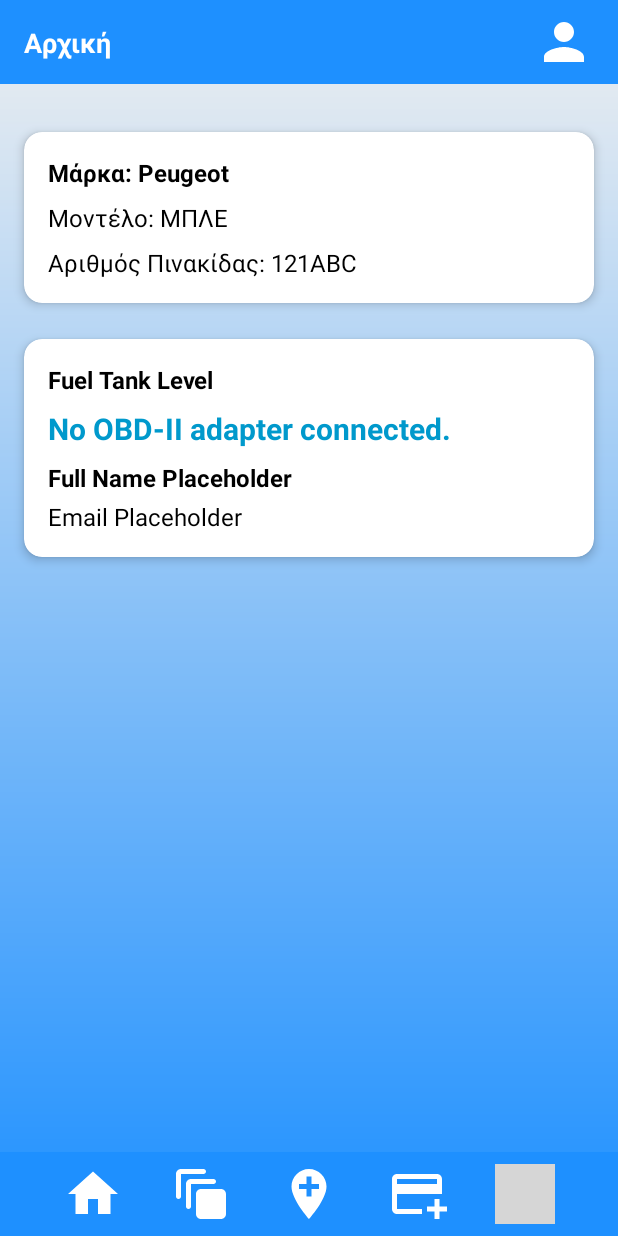
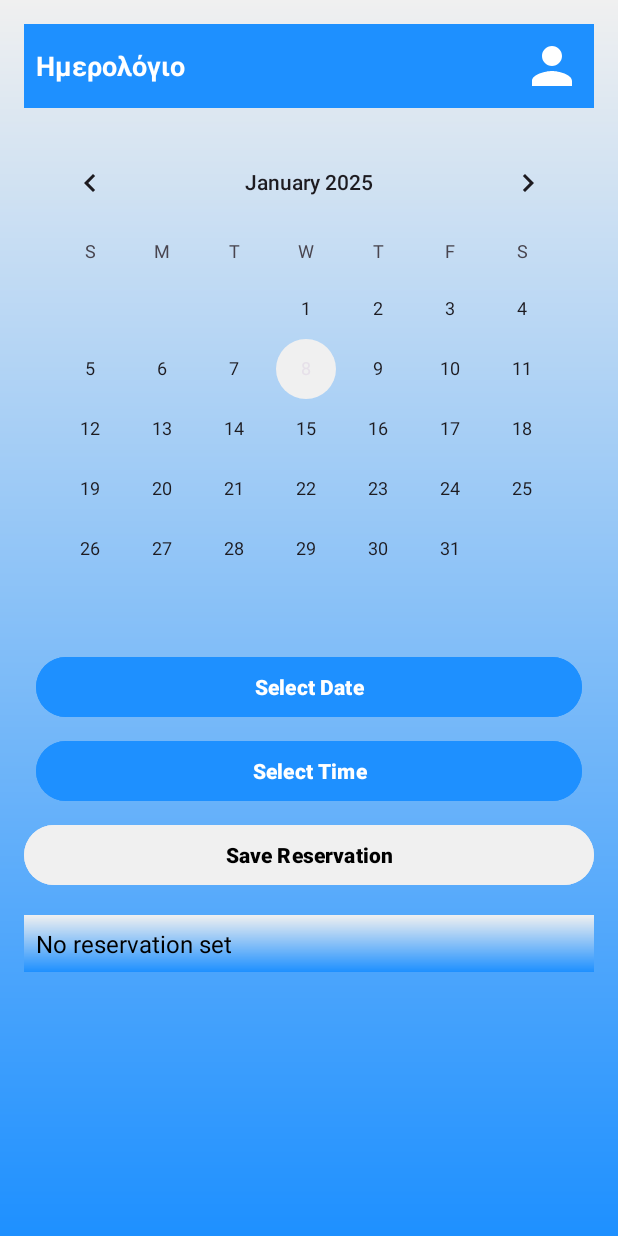
Before and after one commit to gintisprime/Car-In-Common, an Android app: the MainMenuActivity screen opened directly, with no data from a screen before it, after a tap on "Calendar", on a phone screen of 412 x 824 dp. Run offline under Robolectric (Android 15) with nearby library versions, the light colour scheme and no system bars; our stand-ins replace Firebase (no records; nobody signed in at launch, a user with empty details on screens opened directly); libraries missing offline, so code that uses them is left out: com.github.pires.obd; 1 statement that could not run was skipped; grey boxes are pictures that could not be loaded.

Commit message:
New changes

```diff
--- /dev/null
+++ b/app/src/main/java/com/example/car_in_common_test2/CalendarActivity.java
@@ -0,0 +1,204 @@
+package com.example.car_in_common_test2;
+
+import android.app.DatePickerDialog;
+import android.app.TimePickerDialog;
+import android.os.Bundle;
+import android.util.Log;
+import android.widget.Button;
+import android.widget.CalendarView;
+import android.widget.TextView;
+import android.widget.Toast;
+
+import androidx.appcompat.app.AppCompatActivity;
+
+import com.google.firebase.database.DataSnapshot;
+import com.google.firebase.database.DatabaseError;
+import com.google.firebase.database.DatabaseReference;
+import com.google.firebase.database.FirebaseDatabase;
+import com.google.firebase.database.ValueEventListener;
+
+import java.util.ArrayList;
+import java.util.Calendar;
+
+public class CalendarActivity extends AppCompatActivity {
+    private FirebaseDatabase database;
+    private DatabaseReference myRef;
+    private CalendarView calendarView;
+    private Button saveReservationButton, selectDateButton, selectTimeButton;
+    private TextView reservationDetailsTextView;
+    private ArrayList<Reservation> reservationsList;
+
+    private String selectedDate = "";
+    private String startTime = "";
+    private String endTime = "";
+
+    @Override
+    protected void onCreate(Bundle savedInstanceState) {
+        super.onCreate(savedInstanceState);
+        setContentView(R.layout.activity_calendar);
+
+        try {
+            // Initialize Firebase
+            database = FirebaseDatabase.getInstance();
+            myRef = database.getReference("reservations");
+
+            // Initialize views
+            calendarView = findViewById(R.id.calendarView);
+            saveReservationButton = findViewById(R.id.saveReservationButton);
+            selectDateButton = findViewById(R.id.selectDateButton);
+            selectTimeButton = findViewById(R.id.selectTimeButton);
+            reservationDetailsTextView = findViewById(R.id.reservationDetailsTextView);
+
+            reservationsList = new ArrayList<>();
+
+            // Load all reservations from Firebase
+            loadReservations();
+
+            // Calendar date click listener
+            calendarView.setOnDateChangeListener((view, year, month, dayOfMonth) -> {
+                selectedDate = year + "-" + (month + 1) + "-" + dayOfMonth;
+                displayReservationsForDay(selectedDate);
+            });
+
+            // Save reservation button logic
+            saveReservationButton.setOnClickListener(v -> saveReservation());
+
+            // Select date button logic
+            selectDateButton.setOnClickListener(v -> showDatePickerDialog());
+
+            // Select time button logic
+            selectTimeButton.setOnClickListener(v -> showTimePickerDialog());
+
+        } catch (Exception e) {
+            Log.e("CalendarActivity", "Error during initialization", e);
+            Toast.makeText(this, "Error occurred during initialization", Toast.LENGTH_SHORT).show();
+        }
+    }
+
+    // Reservation model class
+    public class Reservation {
+        private String date;
+        private String startTime;
+        private String endTime;
+
+        public Reservation() {
+            // Default constructor required for calls to DataSnapshot.getValue(Reservation.class)
+        }
+
+        public Reservation(String date, String startTime, String endTime) {
+            this.date = date;
+            this.startTime = startTime;
+            this.endTime = endTime;
+        }
+
+        public String getDate() {
+            return date;
+        }
+
+        public String getStartTime() {
+            return startTime;
+        }
+
+        public String getEndTime() {
+            return endTime;
+        }
+    }
+
+    // Load all reservations from Firebase
+    private void loadReservations() {
+        try {
+            myRef.addListenerForSingleValueEvent(new ValueEventListener() {
+                @Override
+                public void onDataChange(DataSnapshot dataSnapshot) {
+                    reservationsList.clear();
+                    for (DataSnapshot snapshot : dataSnapshot.getChildren()) {
+                        Reservation reservation = snapshot.getValue(Reservation.class);
+                        reservationsList.add(reservation);
+                    }
+                }
+
+                @Override
+                public void onCancelled(DatabaseError error) {
+                    Log.e("Firebase", "Error loading reservations", error.toException());
+                }
+            });
+        } catch (Exception e) {
+            Log.e("Firebase", "Error loading reservations", e);
+        }
+    }
+
+    // Display reservations for a specific day
+    private void displayReservationsForDay(String date) {
+        StringBuilder details = new StringBuilder("Reservations for " + date + ":\n");
+        for (Reservation reservation : reservationsList) {
+            if (reservation.getDate().equals(date)) {
+                details.append(reservation.getStartTime())
+                        .append(" - ")
+                        .append(reservation.getEndTime())
+                        .append("\n");
+            }
+        }
+        reservationDetailsTextView.setText(details.toString());
+    }
+
+    // Save a reservation to Firebase
+    private void saveReservation() {
+        try {
+            if (selectedDate.isEmpty() || startTime.isEmpty() || endTime.isEmpty()) {
+                Toast.makeText(this, "Please select date and time.", Toast.LENGTH_SHORT).show();
+                return;
+            }
+
+            Reservation reservation = new Reservation(selectedDate, startTime, endTime);
+            myRef.push().setValue(reservation);
+            Toast.makeText(this, "Reservation saved!", Toast.LENGTH_SHORT).show();
+        } catch (Exception e) {
+            Log.e("SaveReservation", "Error saving reservation", e);
+            Toast.makeText(this, "Error saving reservation", Toast.LENGTH_SHORT).show();
+        }
+    }
+
+    // Show Date Picker Dialog
+    private void showDatePickerDialog() {
+        try {
+            final Calendar calendar = Calendar.getInstance();
+            int year = calendar.get(Calendar.YEAR);
+            int month = calendar.get(Calendar.MONTH);
+            int dayOfMonth = calendar.get(Calendar.DAY_OF_MONTH);
+
+            DatePickerDialog datePickerDialog = new DatePickerDialog(this, (view, selectedYear, selectedMonth, selectedDayOfMonth) -> {
+                selectedDate = selectedYear + "-" + (selectedMonth + 1) + "-" + selectedDayOfMonth;
+                selectDateButton.setText("Date: " + selectedDate); // Show selected date on button
+            }, year, month, dayOfMonth);
+
+            datePickerDialog.show();
+        } catch (Exception e) {
+            Log.e("DatePicker", "Error showing date picker", e);
+        }
+    }
+
+    // Show Time Picker Dialog
+    private void showTimePickerDialog() {
+        try {
+            final Calendar calendar = Calendar.getInstance();
+            int hour = calendar.get(Calendar.HOUR_OF_DAY);
+            int minute = calendar.get(Calendar.MINUTE);
+
+            TimePickerDialog timePickerDialog = new TimePickerDialog(this, (view, selectedHour, selectedMinute) -> {
+                // Set start time
+                if (startTime.isEmpty()) {
+                    startTime = String.format("%02d:%02d", selectedHour, selectedMinute);
+                    selectTimeButton.setText("Start Time: " + startTime); // Show selected start time
+                } else {
+                    // Set end time
+                    endTime = String.format("%02d:%02d", selectedHour, selectedMinute);
+                    selectTimeButton.setText("End Time: " + endTime); // Show selected end time
+                }
+            }, hour, minute, true);
+
+            timePickerDialog.show();
+        } catch (Exception e) {
+            Log.e("TimePicker", "Error showing time picker", e);
+        }
+    }
+}
--- a/app/src/main/java/com/example/car_in_common_test2/MainMenuActivity.java
+++ b/app/src/main/java/com/example/car_in_common_test2/MainMenuActivity.java
@@ -87,7 +87,7 @@ public class MainMenuActivity extends AppCompatActivity {
 
     private void setButtonListeners() {
         navHome.setOnClickListener(v -> Toast.makeText(this, "Home clicked", Toast.LENGTH_SHORT).show());
-        navCalendar.setOnClickListener(v -> Toast.makeText(this, "Calendar clicked", Toast.LENGTH_SHORT).show());
+        navCalendar.setOnClickListener(v -> startActivity(new Intent(MainMenuActivity.this, CalendarActivity.class)));
         navMaps.setOnClickListener(v -> startActivity(new Intent(MainMenuActivity.this, MapsActivity.class)));
         navTransactions.setOnClickListener(v -> startActivity(new Intent(MainMenuActivity.this, TransactionsActivity.class)));
         navChat.setOnClickListener(v -> startActivity(new Intent(MainMenuActivity.this, GroupChatActivity.class)));
@@ -174,7 +174,7 @@ public class MainMenuActivity extends AppCompatActivity {
 
 
     private void redirectToCarDetails() {
-        Toast.makeText(MainMenuActivity.this, "Please provide car details.", Toast.LENGTH_SHORT).show();
+        Toast.makeText(MainMenuActivity.this, "Συμπληρώστε τα στοιχεία του αυτοκινήτου.", Toast.LENGTH_SHORT).show();
         startActivity(new Intent(this, CarDetailsActivity.class));
         finish();
     }
@@ -195,7 +195,7 @@ public class MainMenuActivity extends AppCompatActivity {
         obdActivity.fetchFuelLevel(new ObdActivity.FuelLevelListener() {
             @Override
             public void onFuelLevelReceived(String fuelLevel) {
-                runOnUiThread(() -> fuelTankLevel.setText("Fuel Level: " + fuelLevel));
+                runOnUiThread(() -> fuelTankLevel.setText("Ποσοστό Βενζίνης: " + fuelLevel));
             }
 
             @Override
--- /dev/null
+++ b/app/src/main/res/layout/activity_calendar.xml
@@ -0,0 +1,113 @@
+<androidx.constraintlayout.widget.ConstraintLayout xmlns:android="http://schemas.android.com/apk/res/android"
+    android:layout_width="match_parent"
+    android:layout_height="match_parent"
+    xmlns:app="http://schemas.android.com/apk/res-auto"
+    android:padding="16dp"
+    android:background="@drawable/gradient_background">
+
+    <!-- App Bar -->
+    <LinearLayout
+        android:id="@+id/appBar"
+        android:layout_width="0dp"
+        android:layout_height="wrap_content"
+        android:orientation="horizontal"
+        android:padding="8dp"
+        android:background="@color/gradient_top"
+        app:layout_constraintTop_toTopOf="parent"
+        app:layout_constraintStart_toStartOf="parent"
+        app:layout_constraintEnd_toEndOf="parent">
+
+        <TextView
+            android:id="@+id/pageTitle"
+            android:layout_width="wrap_content"
+            android:layout_height="wrap_content"
+            android:text="Ημερολόγιο"
+            android:textColor="@android:color/white"
+            android:textSize="18sp"
+            android:textStyle="bold"
+            android:layout_gravity="center_vertical" />
+
+        <View
+            android:layout_width="0dp"
+            android:layout_height="match_parent"
+            android:layout_weight="1" />
+
+        <ImageView
+            android:id="@+id/accountIcon"
+            android:layout_width="40dp"
+            android:layout_height="40dp"
+            android:src="@drawable/ic_account_circle"
+            android:contentDescription="Account Icon"
+            app:tint="@android:color/white" />
+    </LinearLayout>
+
+    <!-- Calendar View -->
+    <android.widget.CalendarView
+        android:id="@+id/calendarView"
+        android:layout_width="match_parent"
+        android:layout_height="wrap_content"
+        android:layout_marginTop="16dp"
+        app:layout_constraintTop_toBottomOf="@id/appBar" />
+
+    <!-- Date and Time Selection Section -->
+    <LinearLayout
+        android:id="@+id/dateTimeSection"
+        android:layout_width="0dp"
+        android:layout_height="wrap_content"
+        android:orientation="vertical"
+        android:padding="8dp"
+        app:layout_constraintEnd_toEndOf="parent"
+        app:layout_constraintStart_toStartOf="parent"
+        app:layout_constraintTop_toBottomOf="@+id/calendarView">
+
+        <Button
+            android:id="@+id/selectDateButton"
+            android:layout_width="match_parent"
+            android:layout_height="wrap_content"
+            android:backgroundTint="@color/gradient_top"
+            android:text="Select Date"
+            android:textColor="@android:color/white"
+            android:textStyle="bold" />
+
+        <Button
+            android:id="@+id/selectTimeButton"
+            android:layout_width="match_parent"
+            android:layout_height="wrap_content"
+            android:layout_marginTop="8dp"
+            android:backgroundTint="@color/gradient_top"
+            android:text="Select Time"
+            android:textColor="@android:color/white"
+            android:textStyle="bold" />
+    </LinearLayout>
+
+    <!-- Save Reservation Button -->
+    <Button
+        android:id="@+id/saveReservationButton"
+        android:layout_width="0dp"
+        android:layout_height="wrap_content"
+        android:backgroundTint="@color/gradient_bottom"
+        android:text="Save Reservation"
+        android:textColor="@android:color/black"
+        android:textStyle="bold"
+        app:layout_constraintEnd_toEndOf="parent"
+        app:layout_constraintStart_toStartOf="parent"
+        app:layout_constraintTop_toBottomOf="@+id/dateTimeSection" />
+
+    <!-- Reservation Details -->
+    <TextView
+        android:id="@+id/reservationDetailsTextView"
+        android:layout_width="0dp"
+        android:layout_height="wrap_content"
+        android:layout_marginTop="16dp"
+        android:text="No reservation set"
+        android:textSize="16sp"
+        android:textColor="@android:color/black"
+        android:background="@drawable/gradient_background"
+        android:padding="8dp"
+        app:layout_constraintTop_toBottomOf="@id/saveReservationButton"
+        app:layout_constraintStart_toStartOf="parent"
+        app:layout_constraintEnd_toEndOf="parent" />
+
+    <!-- Navigation Bar -->
+
+</androidx.constraintlayout.widget.ConstraintLayout>
--- a/app/src/main/res/values/colors.xml
+++ b/app/src/main/res/values/colors.xml
@@ -5,4 +5,5 @@
     <color name="background">#FFFFFF</color> <!-- White for other areas -->
     <color name="icon_color">#000000</color> <!-- Black for icons -->
     <color name="text_color">#000000</color> <!-- Black for text -->
+    <color name="purple_500">#FF6200EE</color>
 </resources>
```
Also changed, not shown: app/build.gradle.kts (+8 -6 lines), app/src/main/AndroidManifest.xml (+15 -2 lines), app/src/main/res/values/themes.xml (+22 -3 lines).
